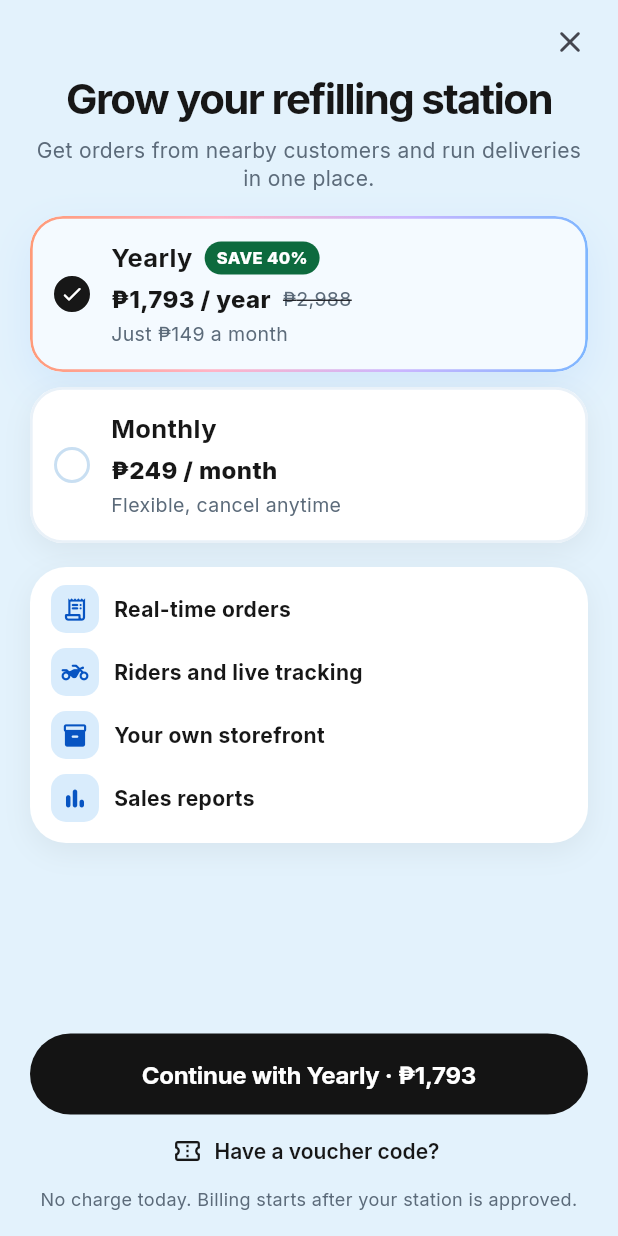
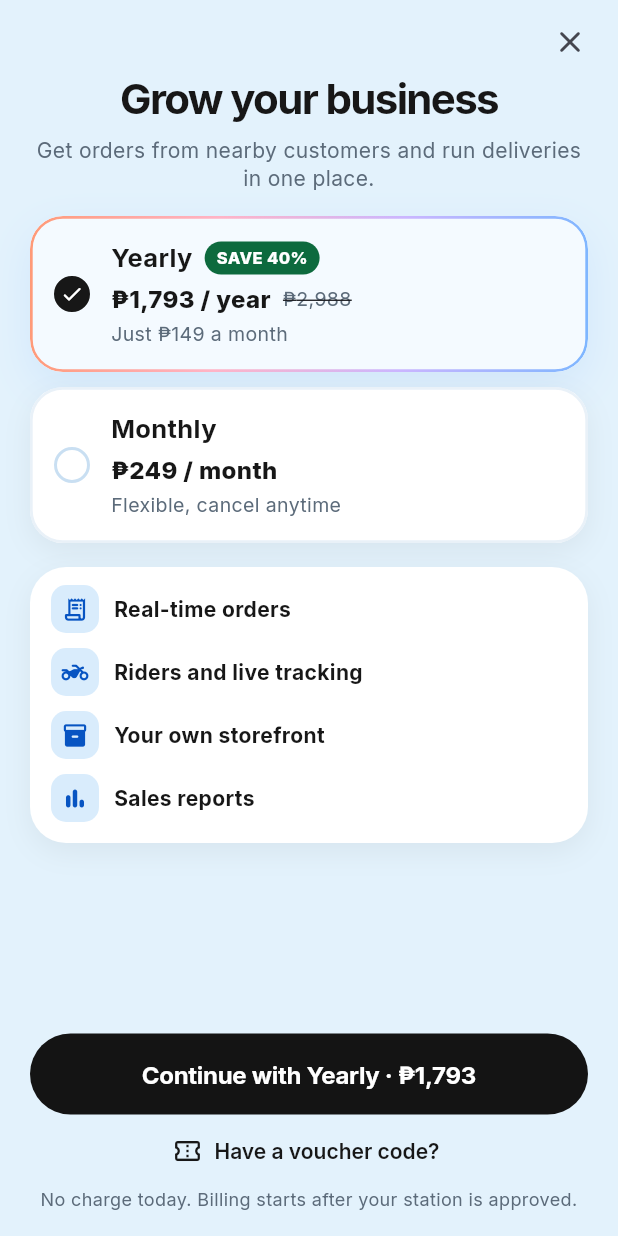
Before and after one commit to Junmarkchi97/Refilly, a Flutter app: the OwnerPaywallScreen screen opened directly, on a phone screen of 412 x 824 dp. Run offline on Flutter 3.47's test engine with Material 3 defaults, Android fonts, the phone set to English and light mode, and no system bars; our stand-ins replace file_picker, fl_chart, flutter_map, geolocator, google_fonts, latlong2 and 5 more; missing offline and left inert: dart:js_interop, flutter_confetti; accounts and stored records are empty.

Commit message:
fix(owner): paywall headline says Grow your business
Co-authored-by: JunDev <chijunmark97@gmail.com>

```diff
--- a/lib/screens/customer/owner_paywall_screen.dart
+++ b/lib/screens/customer/owner_paywall_screen.dart
@@ -82,7 +82,7 @@ class _OwnerPaywallScreenState extends State<OwnerPaywallScreen> {
                   padding: EdgeInsets.fromLTRB(20, top + 48, 20, 16),
                   children: [
                     Text(
-                      'Grow your refilling station',
+                      'Grow your business',
                       textAlign: TextAlign.center,
                       style: Theme.of(context).textTheme.headlineMedium,
                     ),
```
